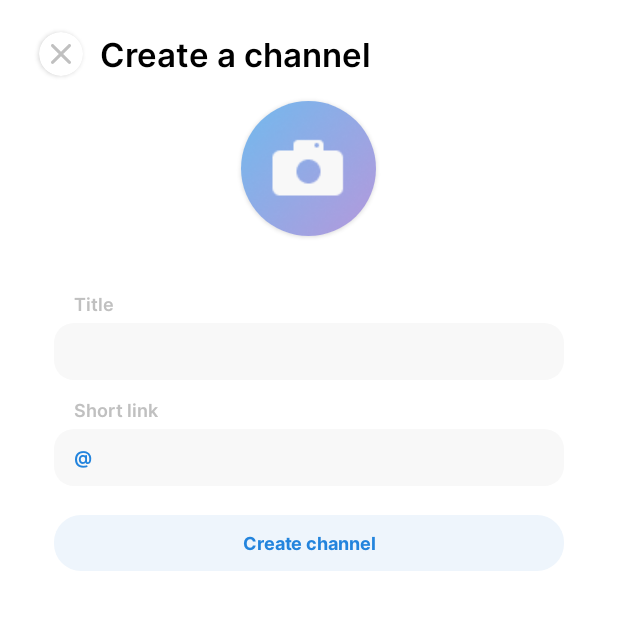
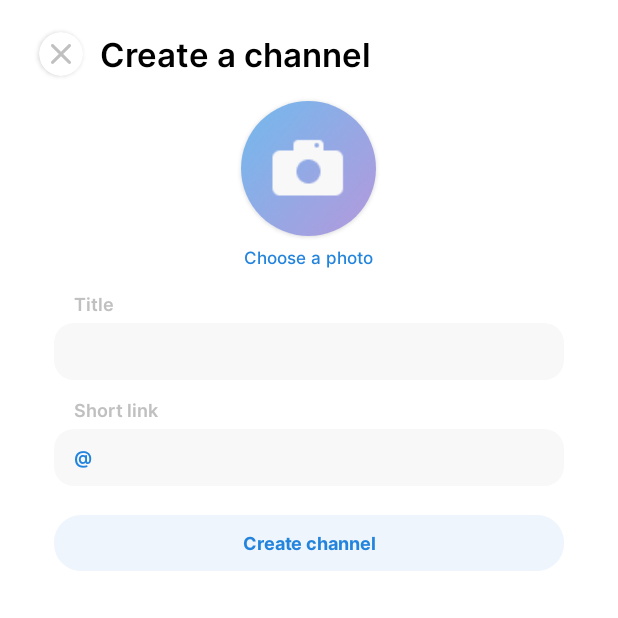
Before and after one commit to EcostCompony/specter_android_app, an Android app: the CreateChannelFragment screen opened through its navigation route, on a phone screen of 412 x 824 dp, the top half of it. Run offline under Robolectric (Android 15) with nearby library versions, the phone set to English and light mode, and no system bars; our stand-ins replace Firebase (no records; nobody signed in at launch, a user with empty details on screens opened directly), navigation-ui.

Commit message:
fixed text color

```diff
--- a/app/src/main/res/layout/fragment_create_channel.xml
+++ b/app/src/main/res/layout/fragment_create_channel.xml
@@ -61,7 +61,7 @@
         android:layout_height="wrap_content"
         android:layout_marginTop="6dp"
         android:fontFamily="@font/inter_medium"
-        android:textColor="@color/background"
+        android:textColor="@color/main_color"
         android:textSize="11sp"
         android:text="@string/choose_photo" />
 
--- a/app/src/main/res/layout/fragment_specter_auth.xml
+++ b/app/src/main/res/layout/fragment_specter_auth.xml
@@ -65,7 +65,6 @@
         android:textSize="12sp"
         android:layout_gravity="center_horizontal"
         android:fontFamily="@font/inter_semi_bold"
-        android:textColor="@color/black"
         android:layout_marginBottom="22dp"
         tools:text="федя йо" />
 
```
